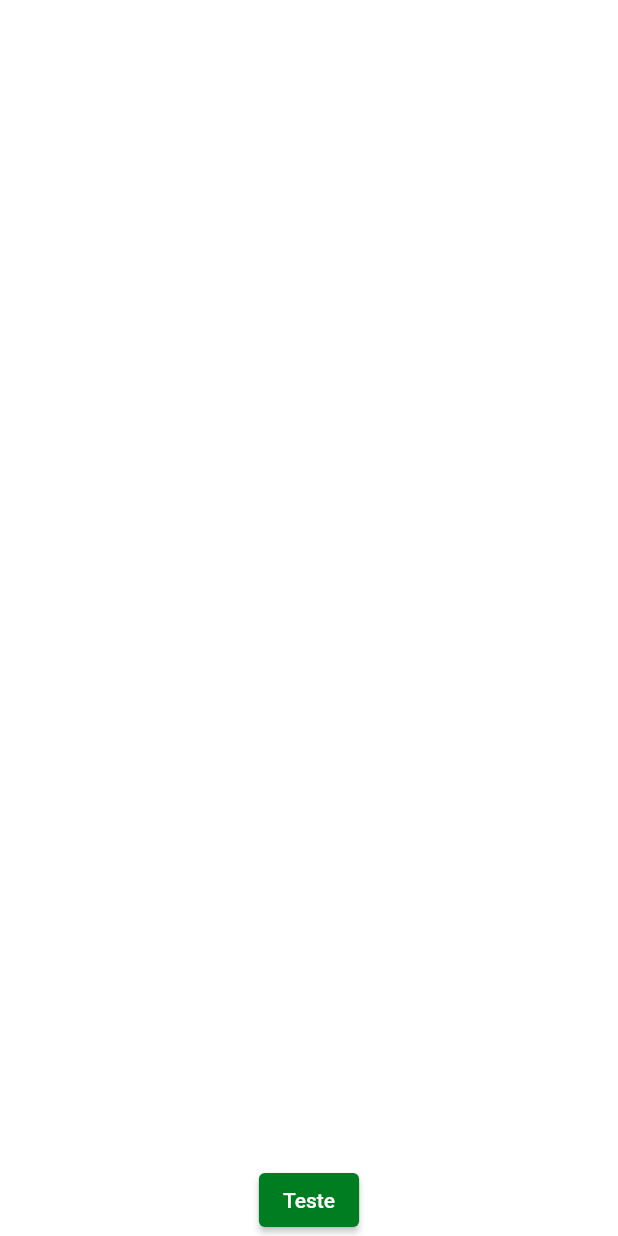
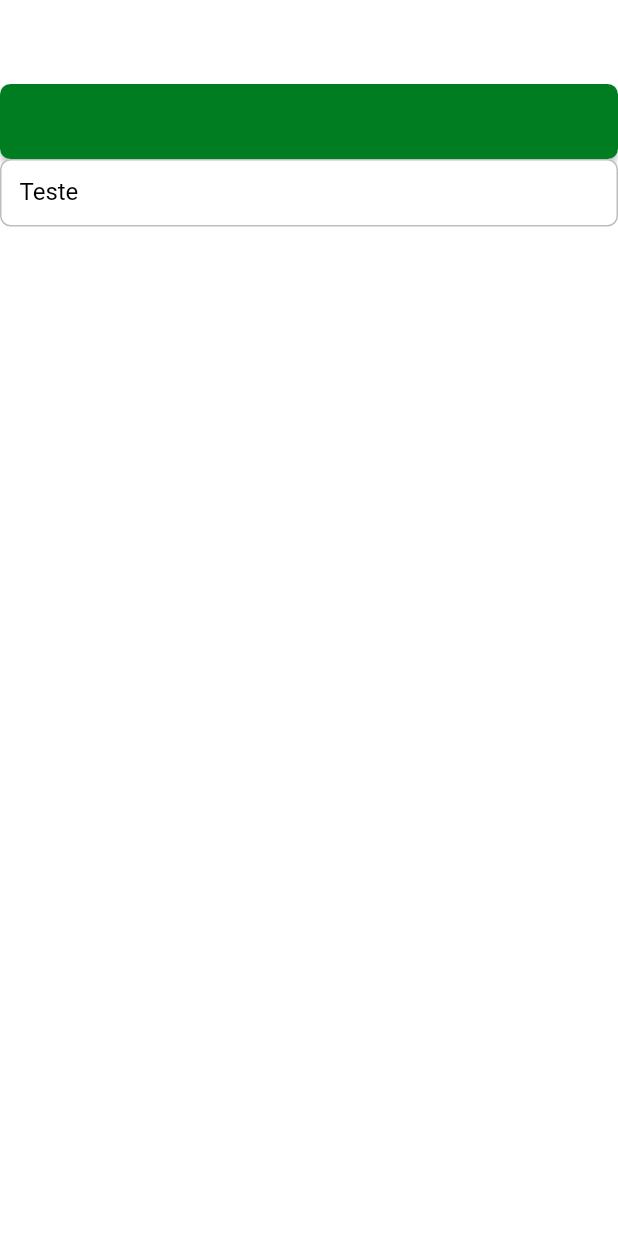
Before and after one commit to AntonioMarcosRosa/dw9_delivery_app, a Flutter app: the screen it shows after launch, on a phone screen of 412 x 824 dp. Run offline on Flutter 3.47's test engine with Material 2 defaults, Android fonts, the phone set to English and light mode, and no system bars; our stand-ins replace dio; Roboto replaces fonts that are missing (mplus1).

Commit message:
First class: Complete

```diff
--- a/lib/app/core/ui/styles/app_styles.dart
+++ b/lib/app/core/ui/styles/app_styles.dart
@@ -19,3 +19,7 @@ class AppStyles {
         textStyle: TextStyles.instance.textButtonLabel,
       );
 }
+
+extension AppStylesExtension on BuildContext {
+  AppStyles get appStyles => AppStyles.instance;
+}
--- /dev/null
+++ b/lib/app/core/ui/theme/theme_config.dart
@@ -0,0 +1,44 @@
+import 'package:dw9_delivery_app/app/core/ui/styles/app_styles.dart';
+import 'package:flutter/material.dart';
+
+import '../styles/colors_app.dart';
+import '../styles/text_styles.dart';
+
+class ThemeConfig {
+  ThemeConfig._();
+
+  static final _defaultInputBorder = OutlineInputBorder(
+    borderRadius: BorderRadius.circular(7),
+    borderSide: BorderSide(color: Colors.grey[400]!),
+  );
+
+  static final theme = ThemeData(
+    scaffoldBackgroundColor: Colors.white,
+    appBarTheme: const AppBarTheme(
+      backgroundColor: Colors.white,
+      elevation: 0,
+      centerTitle: true,
+      iconTheme: IconThemeData(color: Colors.black),
+    ),
+    primaryColor: ColorsApp.instance.primary,
+    colorScheme: ColorScheme.fromSeed(
+      seedColor: ColorsApp.instance.primary,
+      primary: ColorsApp.instance.primary,
+      secondary: ColorsApp.instance.secondary,
+    ),
+    elevatedButtonTheme:
+        ElevatedButtonThemeData(style: AppStyles.instance.primaryButton),
+    inputDecorationTheme: InputDecorationTheme(
+      fillColor: Colors.white,
+      filled: true,
+      isDense: true,
+      contentPadding: const EdgeInsets.all(13),
+      border: _defaultInputBorder,
+      enabledBorder: _defaultInputBorder,
+      focusedBorder: _defaultInputBorder,
+      labelStyle: TextStyles.instance.textRegular.copyWith(color: Colors.black),
+      errorStyle:
+          TextStyles.instance.textRegular.copyWith(color: Colors.redAccent),
+    ),
+  );
+}
--- /dev/null
+++ b/lib/app/core/ui/widgets/delivery_button.dart
@@ -0,0 +1,31 @@
+import 'package:dw9_delivery_app/app/core/ui/helpers/size_extensions.dart';
+import 'package:flutter/material.dart';
+
+import '../../config/env/env.dart';
+
+class DeliveryButton extends StatelessWidget {
+  final String label;
+  final VoidCallback? onPressed;
+  final double? width;
+  final double? height;
+
+  const DeliveryButton({
+    super.key,
+    required this.label,
+    this.onPressed,
+    this.width,
+    this.height = 50,
+  });
+
+  @override
+  Widget build(BuildContext context) {
+    return SizedBox(
+      width: context.screenWidth,
+      height: height,
+      child: ElevatedButton(
+        onPressed: onPressed,
+        child: Text(Env.instance['backend_base_url'] ?? ''),
+      ),
+    );
+  }
+}
--- a/lib/app/dw9_delivery_app.dart
+++ b/lib/app/dw9_delivery_app.dart
@@ -7,7 +7,7 @@ class Dw9DeliveryApp extends StatelessWidget {
   @override
   Widget build(BuildContext context) {
     return MaterialApp(title: 'Delivery App', routes: {
-      '/': (context) => const SplashPage(),
+      '/': (context) => SplashPage(),
     });
   }
 }
--- a/lib/app/pages/splash/splash_page.dart
+++ b/lib/app/pages/splash/splash_page.dart
@@ -1,6 +1,6 @@
+import 'package:dw9_delivery_app/app/core/ui/theme/theme_config.dart';
+import 'package:dw9_delivery_app/app/core/ui/widgets/delivery_button.dart';
 import 'package:flutter/material.dart';
-
-import '../../core/ui/styles/colors_app.dart';
 
 class SplashPage extends StatelessWidget {
   const SplashPage({super.key});
@@ -8,28 +8,19 @@ class SplashPage extends StatelessWidget {
   @override
   Widget build(BuildContext context) {
     return Theme(
-      data: ThemeData(
-        scaffoldBackgroundColor: Colors.white,
-        appBarTheme: const AppBarTheme(
-          backgroundColor: Colors.white,
-          elevation: 0,
-          centerTitle: true,
-          iconTheme: IconThemeData(color: Colors.black),
-        ),
-        primaryColor: ColorsApp.instance.primary,
-        colorScheme: ColorScheme.fromSeed(
-          seedColor: ColorsApp.instance.primary,
-          primary: ColorsApp.instance.primary,
-          secondary: ColorsApp.instance.secondary,
-        ),
-      ),
+      data: ThemeConfig.theme,
       child: Scaffold(
         appBar: AppBar(title: const Text('Slash')),
         body: Column(
-          mainAxisAlignment: MainAxisAlignment.spaceBetween,
           children: [
             Container(),
-            ElevatedButton(onPressed: () {}, child: const Text('Teste'))
+            DeliveryButton(
+              label: 'Delivery',
+              onPressed: () {},
+            ),
+            const TextField(
+              decoration: InputDecoration(labelText: 'Teste'),
+            ),
           ],
         ),
       ),
--- a/lib/main.dart
+++ b/lib/main.dart
@@ -1,7 +1,10 @@
 import 'package:flutter/material.dart';
 
+import 'app/core/config/env/env.dart';
 import 'app/dw9_delivery_app.dart';
 
-void main() {
+Future<void> main() async {
+  await Env.instance.load();
+
   runApp(const Dw9DeliveryApp());
 }
--- a/pubspec.yaml
+++ b/pubspec.yaml
@@ -35,6 +35,8 @@ dependencies:
   # The following adds the Cupertino Icons font to your application.
   # Use with the CupertinoIcons class for iOS style icons.
   cupertino_icons: ^1.0.2
+  flutter_dotenv: ^5.0.2
+  dio: ^4.0.6
 
 dev_dependencies:
   flutter_test:
@@ -61,6 +63,7 @@ flutter:
   # To add assets to your application, add an assets section, like this:
   assets:
     - lib/assets/images/
+    - .env
   #   - images/a_dot_ham.jpeg
 
   # An image asset can refer to one or more resolution-specific "variants", see
```
Also changed, not shown: lib/app/core/rest_client/custom_dio.dart (added, +23 -0 lines), lib/app/core/ui/helpers/size_extensions.dart (added, +11 -0 lines), lib/app/core/ui/styles/text_styles.dart (+7 -3 lines), pubspec.lock, 2 other files.
